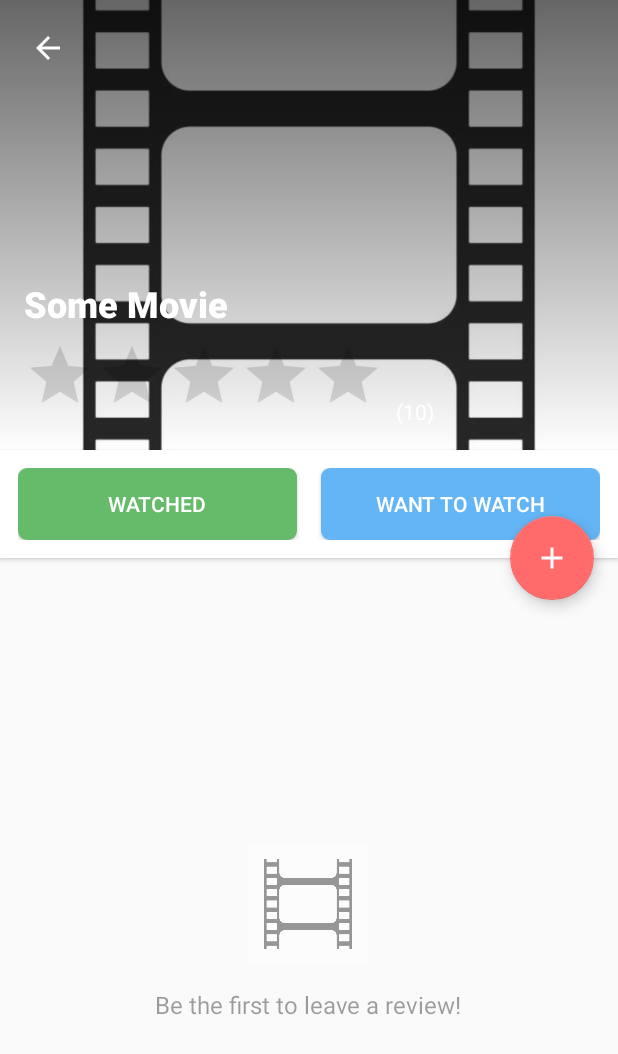
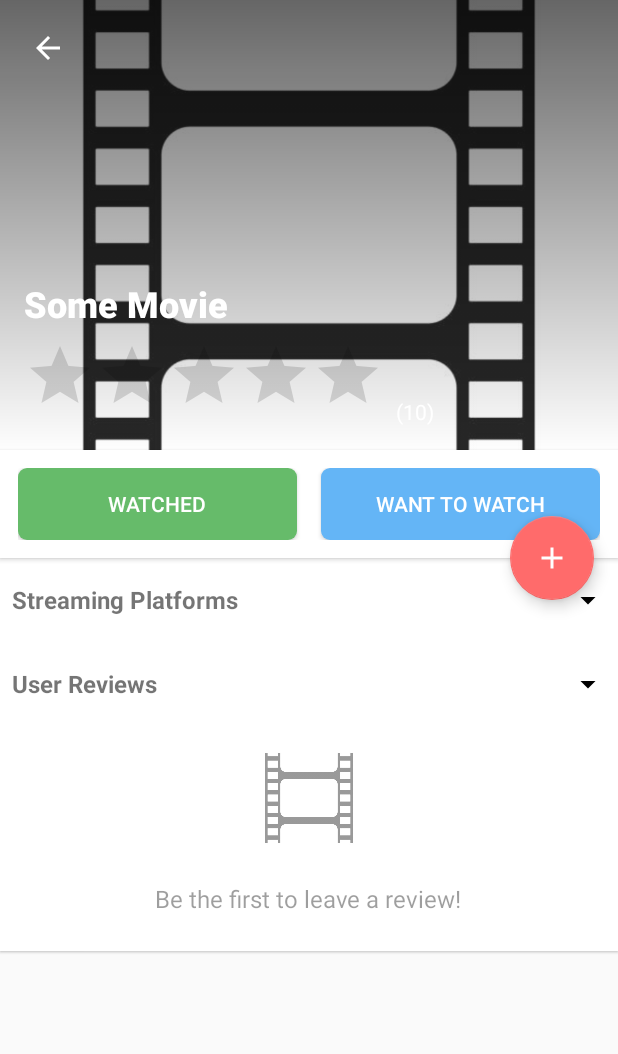
Before and after one commit to SullivanHart/Moovie, an Android app: the layout activity_movie_detail.xml on its own in the app's theme, with its tools: preview values and no code run, on a phone screen of 412 x 824 dp. Shown: the top 1054 px of the screen. Run offline under Robolectric (Android 15) with nearby library versions, the phone set to English and light mode, and no system bars; plain views replace MaterialRatingBar.

Commit message:
add streaming ( that was terrible )

```diff
--- a/app/src/main/java/com/moovie/MainActivity.java
+++ b/app/src/main/java/com/moovie/MainActivity.java
@@ -16,6 +16,8 @@ public class MainActivity extends AppCompatActivity {
     protected void onCreate(Bundle savedInstanceState) {
         super.onCreate(savedInstanceState);
 
+
+
         // This links to your NEW layout file: activity_main.xml
         setContentView(R.layout.activity_main);
 
--- /dev/null
+++ b/app/src/main/res/drawable/ic_expand_less.xml
@@ -0,0 +1,5 @@
+<vector xmlns:android="http://schemas.android.com/apk/res/android" android:height="24dp" android:tint="#FFFFFF" android:viewportHeight="24" android:viewportWidth="24" android:width="24dp">
+
+    <path android:fillColor="@android:color/white" android:pathData="M7,14l5,-5 5,5z"/>
+
+</vector>
--- /dev/null
+++ b/app/src/main/res/drawable/ic_expand_more.xml
@@ -0,0 +1,5 @@
+<vector xmlns:android="http://schemas.android.com/apk/res/android" android:height="24dp" android:tint="#FFFFFF" android:viewportHeight="24" android:viewportWidth="24" android:width="24dp">
+
+    <path android:fillColor="@android:color/white" android:pathData="M7,10l5,5 5,-5z"/>
+
+</vector>
--- a/app/src/main/res/layout/activity_movie_detail.xml
+++ b/app/src/main/res/layout/activity_movie_detail.xml
@@ -143,33 +143,106 @@
         app:backgroundTint="#FF6B6B"
         app:tint="@android:color/white" />
 
-    <!-- Ratings RecyclerView -->
+    <!-- Expandable Streaming Platforms Section -->
+    <LinearLayout
+        android:id="@+id/view_platforms"
+        android:layout_width="match_parent"
+        android:layout_height="wrap_content"
+        android:layout_below="@+id/action_buttons_container"
+        android:orientation="vertical"
+        android:padding="8dp"
+        android:background="#FFFFFF"
+        android:elevation="1dp">
+
+        <LinearLayout
+            android:id="@+id/platforms_header"
+            android:layout_width="match_parent"
+            android:layout_height="wrap_content"
+            android:orientation="horizontal"
+            android:gravity="center_vertical"
+            android:paddingVertical="8dp">
+
+            <TextView
+                android:layout_width="0dp"
+                android:layout_height="wrap_content"
+                android:layout_weight="1"
+                android:text="Streaming Platforms"
+                android:textStyle="bold"
+                android:textSize="16sp" />
+
+            <ImageView
+                android:id="@+id/platforms_expand_icon"
+                android:layout_width="24dp"
+                android:layout_height="24dp"
+                android:src="@drawable/ic_expand_more"
+                app:tint="@color/black" />
+        </LinearLayout>
+
+        <androidx.recyclerview.widget.RecyclerView
+            android:id="@+id/recycler_platforms"
+            android:layout_width="match_parent"
+            android:layout_height="wrap_content"
+            android:visibility="gone"
+            android:nestedScrollingEnabled="false"
+            android:paddingTop="4dp"
+            android:paddingBottom="4dp" />
+    </LinearLayout>
+
+    <!-- Expandable Reviews Section -->
+    <LinearLayout
+        android:id="@+id/view_reviews"
+        android:layout_width="match_parent"
+        android:layout_height="wrap_content"
+        android:layout_below="@+id/view_platforms"
+        android:orientation="vertical"
+        android:padding="8dp"
+        android:background="#FFFFFF"
+        android:elevation="1dp">
+
+        <!-- Header -->
+        <LinearLayout
+            android:id="@+id/reviews_header"
+            android:layout_width="match_parent"
+            android:layout_height="wrap_content"
+            android:orientation="horizontal"
+            android:gravity="center_vertical"
+            android:paddingVertical="8dp">
+
+            <TextView
+                android:layout_width="0dp"
+                android:layout_height="wrap_content"
+                android:layout_weight="1"
+                android:text="User Reviews"
+                android:textStyle="bold"
+                android:textSize="16sp" />
+
+            <ImageView
+                android:id="@+id/reviews_expand_icon"
+                android:layout_width="24dp"
+                android:layout_height="24dp"
+                android:src="@drawable/ic_expand_more"
+                app:tint="@color/black" />
+        </LinearLayout>
+
+        <!-- Reviews List -->
         <androidx.recyclerview.widget.RecyclerView
             android:id="@+id/recycler_ratings"
             android:layout_width="match_parent"
-        android:layout_height="match_parent"
-        android:layout_below="@+id/action_buttons_container"
-        android:background="@android:color/transparent"
-        android:clipToPadding="false"
-        android:paddingLeft="8dp"
-        android:paddingRight="8dp"
-        android:paddingTop="16dp"
-        android:paddingBottom="16dp"
+            android:layout_height="wrap_content"
             android:visibility="gone"
+            android:nestedScrollingEnabled="false"
+            android:padding="8dp"
             tools:listitem="@layout/item_rating" />
 
-    <!-- Empty State -->
+        <!-- Empty State (now inside the tab) -->
         <LinearLayout
             android:id="@+id/view_empty_ratings"
-        android:layout_width="wrap_content"
+            android:layout_width="match_parent"
             android:layout_height="wrap_content"
-        android:layout_alignParentBottom="true"
-        android:layout_below="@+id/action_buttons_container"
-        android:layout_centerHorizontal="true"
-        android:layout_marginTop="48dp"
+            android:orientation="vertical"
             android:gravity="center"
-        android:orientation="vertical"
             android:visibility="gone"
+            android:padding="16dp"
             tools:visibility="visible">
 
             <ImageView
@@ -187,6 +260,7 @@
                 android:text="@string/message_no_reviews"
                 android:textColor="@color/greyDisabled"
                 android:textSize="16sp" />
+        </LinearLayout>
 
     </LinearLayout>
 
--- a/app/src/main/res/values/colors.xml
+++ b/app/src/main/res/values/colors.xml
@@ -7,4 +7,7 @@
     <color name="greyPrimary">#DE000000</color>
     <color name="greySecondary">#8B000000</color>
     <color name="greyDisabled">#61000000</color>
+
+    <color name="black">#000000</color>
+    <color name="white">#FFFFFF</color>
 </resources>
--- a/app/src/main/res/values/strings.xml
+++ b/app/src/main/res/values/strings.xml
@@ -20,6 +20,8 @@
     <string name="sorted_by_rating">sorted by rating</string>
     <string name="sorted_by_popularity">sorted by popularity</string>
     <string name="sorted_by_release_year">sorted by release year</string>
+
+    <string name="platform_logo">Platform logo</string>
 
     <string name="movie_poster">Movie poster image</string>
 
```
Also changed, not shown: app/src/main/java/com/moovie/MovieDetailActivity.java (+70 -0 lines), app/src/main/java/com/moovie/adapter/PlatformAdapter.java (added, +62 -0 lines), app/src/main/java/com/moovie/app/AppStore.java (added, +100 -0 lines), app/src/main/java/com/moovie/app/MApp.java (added, +11 -0 lines), app/src/main/java/com/moovie/data/WMApiClient.java (added, +26 -0 lines), app/src/main/java/com/moovie/data/WatchmodeRepository.java (added, +187 -0 lines), app/src/main/java/com/moovie/model/watchmode/Platform.java (added, +21 -0 lines), app/src/main/java/com/moovie/model/watchmode/TitleResultsResponse.java (added, +35 -0 lines), app/src/main/java/com/moovie/model/watchmode/TitleSourcesResponse.java (added, +18 -0 lines), app/src/main/java/com/moovie/model/watchmode/WatchResponse.java (added, +20 -0 lines), app/src/main/java/com/moovie/network/WMService.java (added, +27 -0 lines), app/src/main/res/drawable/ic_platform_placeholder.xml (added, +9 -0 lines), app/src/main/res/layout/item_platform.xml (added, +23 -0 lines). Lines whose indentation alone changed are shown as unchanged.
